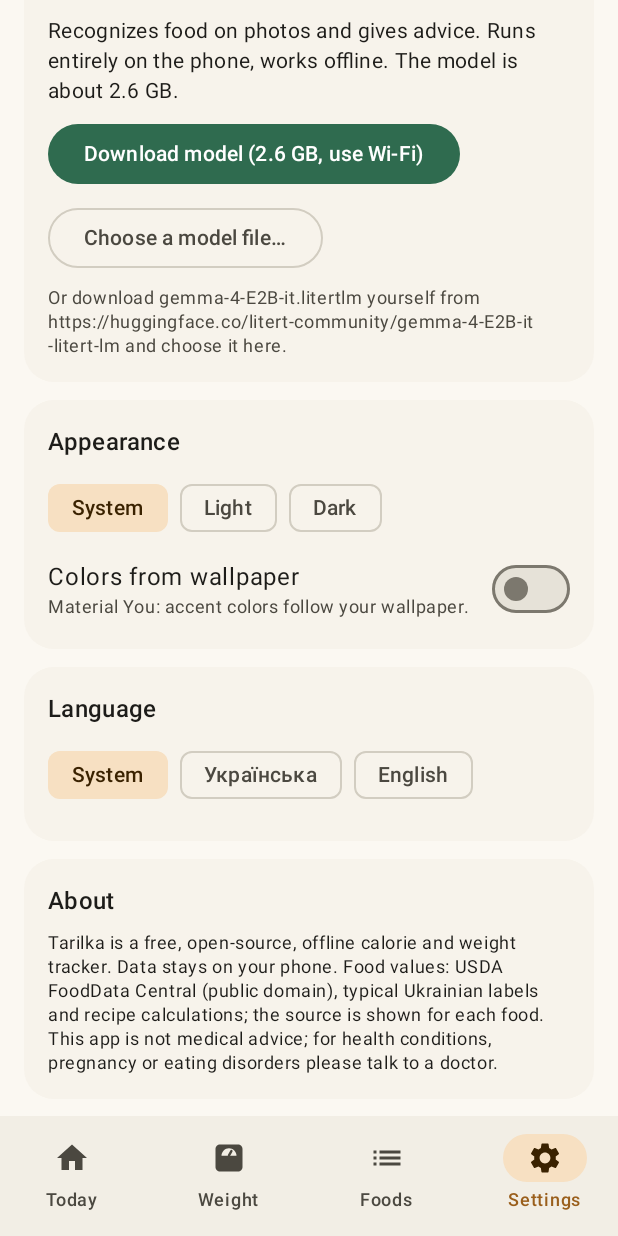
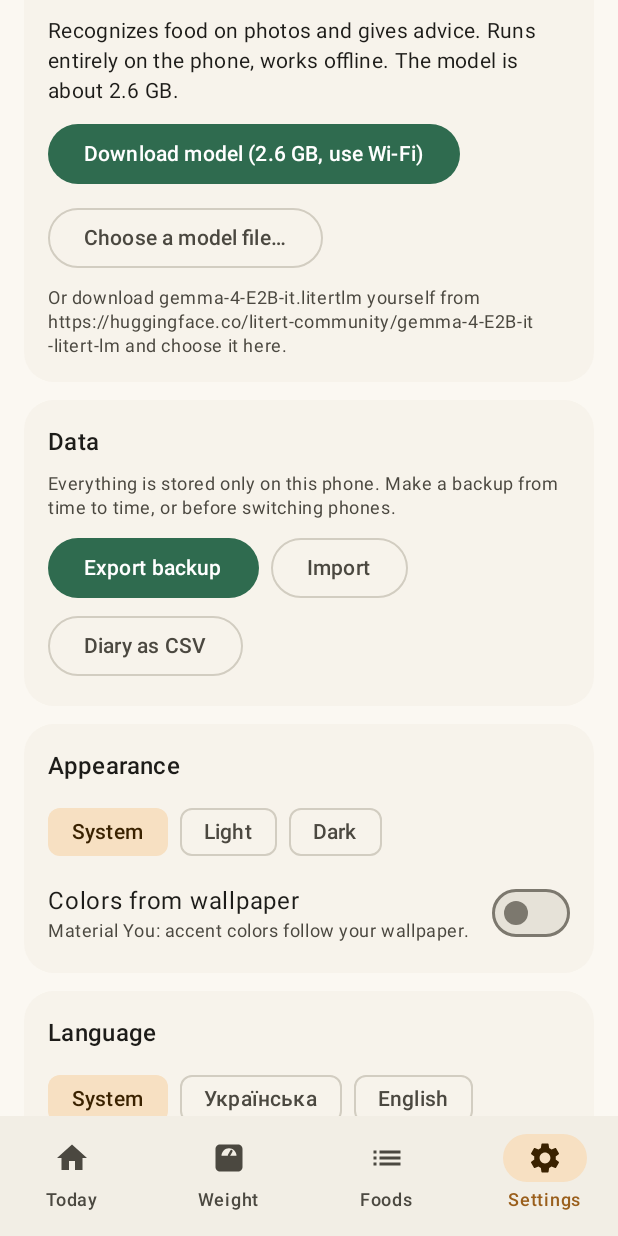
Before and after one commit to Marybezu/tarilka, an Android app built with Jetpack Compose: the screen it shows after launch (MainActivity), item 4 of the bottom bar chosen, scrolled down 1153 dp, on a phone screen of 412 x 824 dp. Run offline under Robolectric (Android 15) with nearby library versions, the phone set to English and light mode, and no system bars; our stand-ins replace Room's generated code; libraries missing offline, so code that uses them is left out: androidx.health.connect, com.google.ai.edge; 3 statements that could not run were skipped.

Commit message:
Export/import: full JSON backup with restore, diary as CSV
Co-Authored-By: Claude Opus 5.5 <noreply@anthropic.com>
Claude-Session: https://claude.ai/code/session_01Cf3janerimTcbrwGuzJrz5

```diff
--- a/app/src/main/java/ua/tarilka/data/Daos.kt
+++ b/app/src/main/java/ua/tarilka/data/Daos.kt
@@ -39,6 +39,18 @@ interface FoodDao {
     @Upsert
     suspend fun upsertAll(foods: List<Food>)
 
+    @Query("SELECT * FROM foods WHERE code IS NULL")
+    suspend fun customOnce(): List<Food>
+
+    @Query("DELETE FROM foods WHERE code IS NULL")
+    suspend fun deleteCustom()
+
+    @Query("SELECT code FROM foods WHERE code IS NOT NULL AND favorite = 1")
+    suspend fun favoriteCodes(): List<String>
+
+    @Query("UPDATE foods SET favorite = (code IN (:codes)) WHERE code IS NOT NULL")
+    suspend fun setFavorites(codes: List<String>)
+
     @Insert
     suspend fun insert(food: Food): Long
 
@@ -69,6 +81,12 @@ interface DiaryDao {
     @Insert
     suspend fun insertAll(entries: List<DiaryEntry>)
 
+    @Query("SELECT * FROM diary ORDER BY day, meal, createdAt")
+    suspend fun allOnce(): List<DiaryEntry>
+
+    @Query("DELETE FROM diary")
+    suspend fun deleteAll()
+
     @Update
     suspend fun update(entry: DiaryEntry)
 
@@ -86,6 +104,12 @@ interface WeightDao {
 
     @Upsert
     suspend fun upsert(entry: WeightEntry)
+
+    @Query("SELECT * FROM weights ORDER BY day")
+    suspend fun allOnce(): List<WeightEntry>
+
+    @Query("DELETE FROM weights")
+    suspend fun deleteAll()
 
     @Delete
     suspend fun delete(entry: WeightEntry)
@@ -106,6 +130,15 @@ interface FluidDao {
     @Insert
     suspend fun insert(entry: FluidEntry): Long
 
+    @Query("SELECT * FROM fluids ORDER BY day, createdAt")
+    suspend fun allOnce(): List<FluidEntry>
+
+    @Query("DELETE FROM fluids")
+    suspend fun deleteAll()
+
+    @Insert
+    suspend fun insertAll(entries: List<FluidEntry>)
+
     @Delete
     suspend fun delete(entry: FluidEntry)
 }
--- a/app/src/main/java/ua/tarilka/ui/SettingsScreen.kt
+++ b/app/src/main/java/ua/tarilka/ui/SettingsScreen.kt
@@ -74,6 +74,7 @@ fun SettingsScreen(vm: MainViewModel, ai: AiViewModel, padding: PaddingValues) {
         }
         item { ActivitySection(vm) }
         item { ModelSection(ai) }
+        item { DataSection(vm) }
         item { AppearanceSection(vm) }
         item { LanguageSection() }
         item {
@@ -296,3 +297,48 @@ private fun AppearanceSection(vm: MainViewModel) {
         }
     }
 }
+
+@OptIn(ExperimentalLayoutApi::class)
+@Composable
+private fun DataSection(vm: MainViewModel) {
+    val message by vm.dataMessage.collectAsState()
+    val pending by vm.pendingImport.collectAsState()
+    val date = java.time.LocalDate.now().toString()
+    val exportJson = rememberLauncherForActivityResult(ActivityResultContracts.CreateDocument("application/json")) { uri ->
+        if (uri != null) vm.exportBackup(uri)
+    }
+    val exportCsv = rememberLauncherForActivityResult(ActivityResultContracts.CreateDocument("text/csv")) { uri ->
+        if (uri != null) vm.exportCsv(uri)
+    }
+    val importJson = rememberLauncherForActivityResult(ActivityResultContracts.OpenDocument()) { uri ->
+        if (uri != null) vm.readImport(uri)
+    }
+    Section(title = stringResource(R.string.data_title)) {
+        Column(verticalArrangement = Arrangement.spacedBy(8.dp)) {
+            Text(stringResource(R.string.data_hint), style = MaterialTheme.typography.bodySmall, color = MaterialTheme.colorScheme.onSurfaceVariant)
+            FlowRow(horizontalArrangement = Arrangement.spacedBy(8.dp), verticalArrangement = Arrangement.spacedBy(4.dp)) {
+                Button(onClick = { exportJson.launch("tarilka-$date.json") }) { Text(stringResource(R.string.export_backup)) }
+                OutlinedButton(onClick = { importJson.launch(arrayOf("application/json", "text/plain", "application/octet-stream")) }) {
+                    Text(stringResource(R.string.import_backup))
+                }
+                OutlinedButton(onClick = { exportCsv.launch("tarilka-diary-$date.csv") }) { Text(stringResource(R.string.export_csv)) }
+            }
+            message?.let {
+                Text(it, style = MaterialTheme.typography.bodySmall, color = MaterialTheme.colorScheme.primary)
+            }
+        }
+    }
+    pending?.let { (_, s) ->
+        androidx.compose.material3.AlertDialog(
+            onDismissRequest = { vm.pendingImport.value = null },
+            title = { Text(stringResource(R.string.import_title)) },
+            text = { Text(stringResource(R.string.import_confirm, s.diary, s.fluids, s.weights, s.foods)) },
+            confirmButton = {
+                TextButton(onClick = vm::confirmImport) {
+                    Text(stringResource(R.string.import_replace), color = MaterialTheme.colorScheme.error)
+                }
+            },
+            dismissButton = { TextButton(onClick = { vm.pendingImport.value = null }) { Text(stringResource(R.string.cancel)) } },
+        )
+    }
+}
--- a/app/src/main/res/values/strings.xml
+++ b/app/src/main/res/values/strings.xml
@@ -178,4 +178,15 @@
     <string name="theme_dark">Dark</string>
     <string name="dynamic_color">Colors from wallpaper</string>
     <string name="dynamic_color_hint">Material You: accent colors follow your wallpaper.</string>
+    <string name="data_title">Data</string>
+    <string name="data_hint">Everything is stored only on this phone. Make a backup from time to time, or before switching phones.</string>
+    <string name="export_backup">Export backup</string>
+    <string name="import_backup">Import</string>
+    <string name="export_csv">Diary as CSV</string>
+    <string name="export_done">Saved.</string>
+    <string name="data_error">Error: %1$s</string>
+    <string name="import_title">Restore from backup?</string>
+    <string name="import_confirm">The file has %1$d food entries, %2$d drinks, %3$d weigh-ins and %4$d own foods. Your current diary, drinks, weight and own foods will be replaced.</string>
+    <string name="import_replace">Replace</string>
+    <string name="import_done">Restored: %1$d food entries, %2$d weigh-ins.</string>
 </resources>
```
Also changed, not shown: app/src/main/java/ua/tarilka/data/Backup.kt (added, +187 -0 lines), app/src/main/java/ua/tarilka/ui/MainViewModel.kt (+48 -0 lines), 1 other file.
